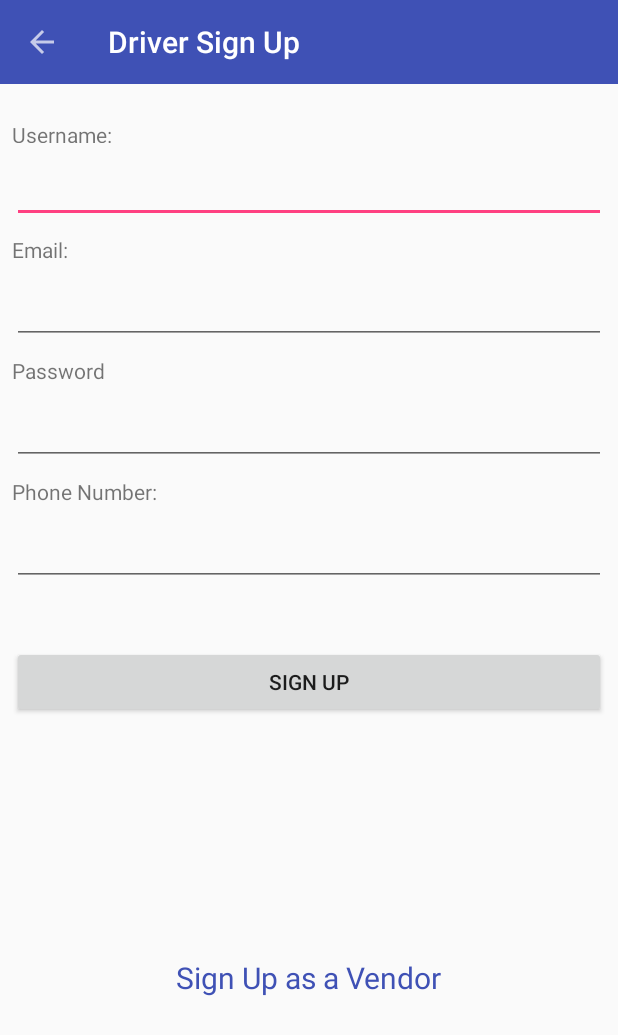
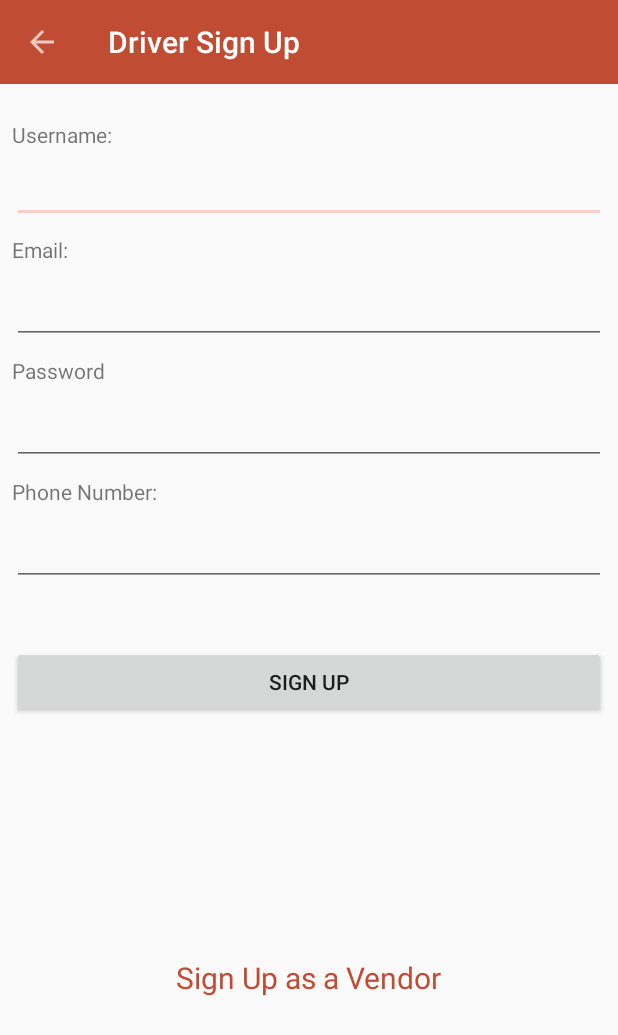
Before and after one commit to Eoghan-K/Deliverd, an Android app: the DriverSignUp screen opened directly, with no data from a screen before it, on a phone screen of 412 x 824 dp. Shown: the top 1035 px of the screen. Run offline under Robolectric (Android 15) with nearby library versions, the phone set to English and light mode, and no system bars; our stand-ins replace Firebase (no records; nobody signed in at launch, a user with empty details on screens opened directly).

Commit message:
UI improvements

```diff
--- a/app/src/main/res/mipmap-anydpi-v26/ic_launcher.xml
+++ b/app/src/main/res/mipmap-anydpi-v26/ic_launcher.xml
@@ -1,5 +1,5 @@
 <?xml version="1.0" encoding="utf-8"?>
 <adaptive-icon xmlns:android="http://schemas.android.com/apk/res/android">
-    <background android:drawable="@drawable/ic_launcher_background" />
-    <foreground android:drawable="@drawable/ic_launcher_foreground" />
+    <background android:drawable="@color/ic_launcher_background"/>
+    <foreground android:drawable="@mipmap/ic_launcher_foreground"/>
 </adaptive-icon>
--- a/app/src/main/res/mipmap-anydpi-v26/ic_launcher_round.xml
+++ b/app/src/main/res/mipmap-anydpi-v26/ic_launcher_round.xml
@@ -1,5 +1,5 @@
 <?xml version="1.0" encoding="utf-8"?>
 <adaptive-icon xmlns:android="http://schemas.android.com/apk/res/android">
-    <background android:drawable="@drawable/ic_launcher_background" />
-    <foreground android:drawable="@drawable/ic_launcher_foreground" />
+    <background android:drawable="@color/ic_launcher_background"/>
+    <foreground android:drawable="@mipmap/ic_launcher_foreground"/>
 </adaptive-icon>
--- a/app/src/main/res/values/colors.xml
+++ b/app/src/main/res/values/colors.xml
@@ -1,6 +1,6 @@
 <?xml version="1.0" encoding="utf-8"?>
 <resources>
-    <color name="colorPrimary">#3F51B5</color>
-    <color name="colorPrimaryDark">#303F9F</color>
-    <color name="colorAccent">#FF4081</color>
+    <color name="colorPrimary">#C04C33</color>
+    <color name="colorPrimaryDark">#000000</color>
+    <color name="colorAccent">#FACFC5</color>
 </resources>
--- /dev/null
+++ b/app/src/main/res/values/ic_launcher_background.xml
@@ -0,0 +1,4 @@
+<?xml version="1.0" encoding="utf-8"?>
+<resources>
+    <color name="ic_launcher_background">#F05F40</color>
+</resources>
```
Also changed, not shown: app/src/main/ic_launcher-web.png (added), app/src/main/res/mipmap-hdpi/ic_launcher.png, app/src/main/res/mipmap-hdpi/ic_launcher_foreground.png (added), app/src/main/res/mipmap-hdpi/ic_launcher_round.png, app/src/main/res/mipmap-mdpi/ic_launcher.png, app/src/main/res/mipmap-mdpi/ic_launcher_foreground.png (added), app/src/main/res/mipmap-mdpi/ic_launcher_round.png, app/src/main/res/mipmap-xhdpi/ic_launcher.png, app/src/main/res/mipmap-xhdpi/ic_launcher_foreground.png (added), app/src/main/res/mipmap-xhdpi/ic_launcher_round.png, app/src/main/res/mipmap-xxhdpi/ic_launcher.png, app/src/main/res/mipmap-xxhdpi/ic_launcher_foreground.png (added), app/src/main/res/mipmap-xxhdpi/ic_launcher_round.png, app/src/main/res/mipmap-xxxhdpi/ic_launcher.png, 2 more files.
